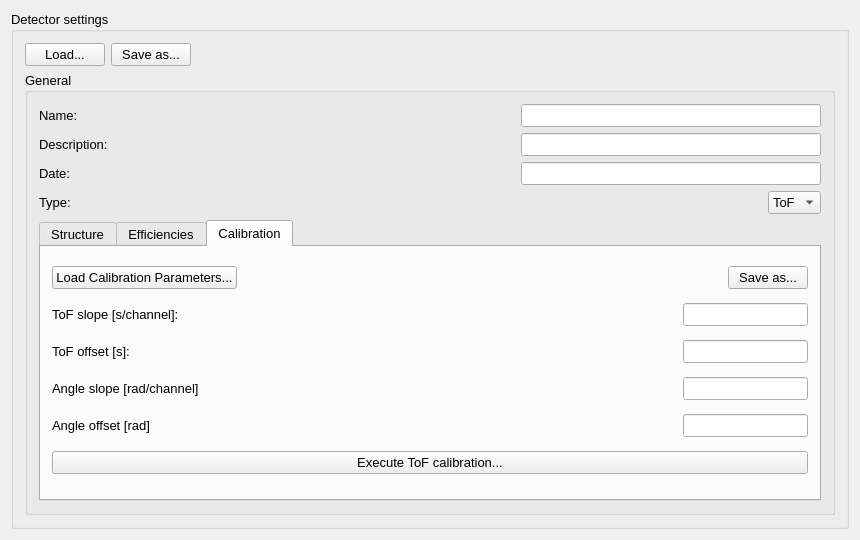
JYU-IBA/potku, file ui_files/ui_request_detector_settings.ui: the form before one commit.
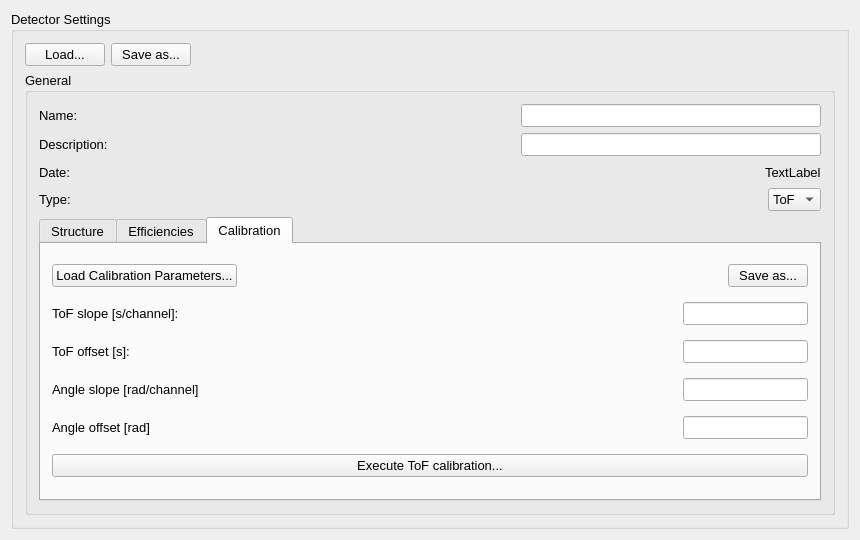
The form after the commit.

Commit message:
Setting detector parameters to Detector object
Setting some parameters to Detector object when user clicks Ok/Apply in
Request Settings.

```diff
--- a/ui_files/ui_request_detector_settings.ui
+++ b/ui_files/ui_request_detector_settings.ui
@@ -42,7 +42,7 @@
         </font>
        </property>
        <property name="title">
-        <string>Detector settings</string>
+        <string>Detector Settings</string>
        </property>
        <layout class="QVBoxLayout" name="verticalLayout">
         <item>
@@ -180,18 +180,9 @@
                 </spacer>
                </item>
                <item>
-                <widget class="QLineEdit" name="energyLineEdit_4">
-                 <property name="minimumSize">
-                  <size>
-                   <width>300</width>
-                   <height>0</height>
-                  </size>
-                 </property>
-                 <property name="maximumSize">
-                  <size>
-                   <width>100</width>
-                   <height>16777215</height>
-                  </size>
+                <widget class="QLabel" name="dateLabel">
+                 <property name="text">
+                  <string>TextLabel</string>
                  </property>
                 </widget>
                </item>
```
Left out of the diff: 6 changed lines with no effect on the pictures. The commit also changes 4 other files.
